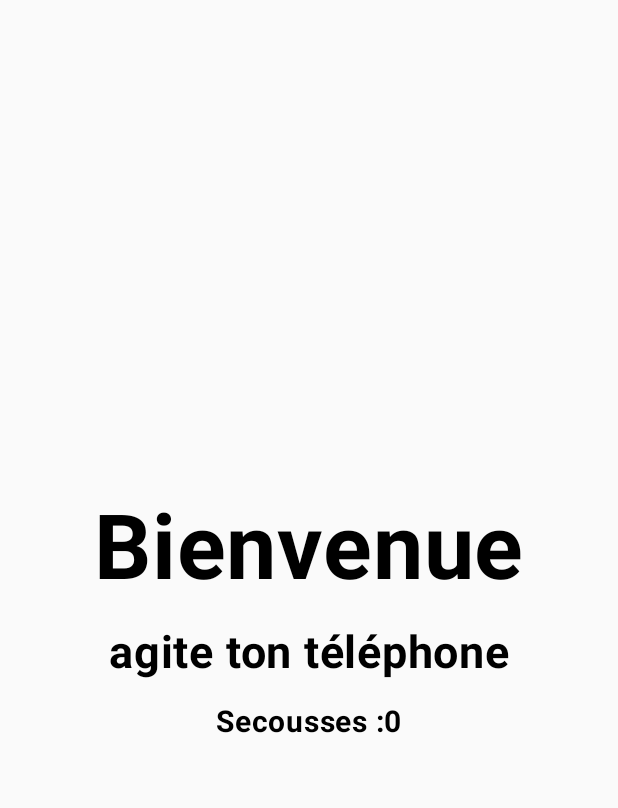
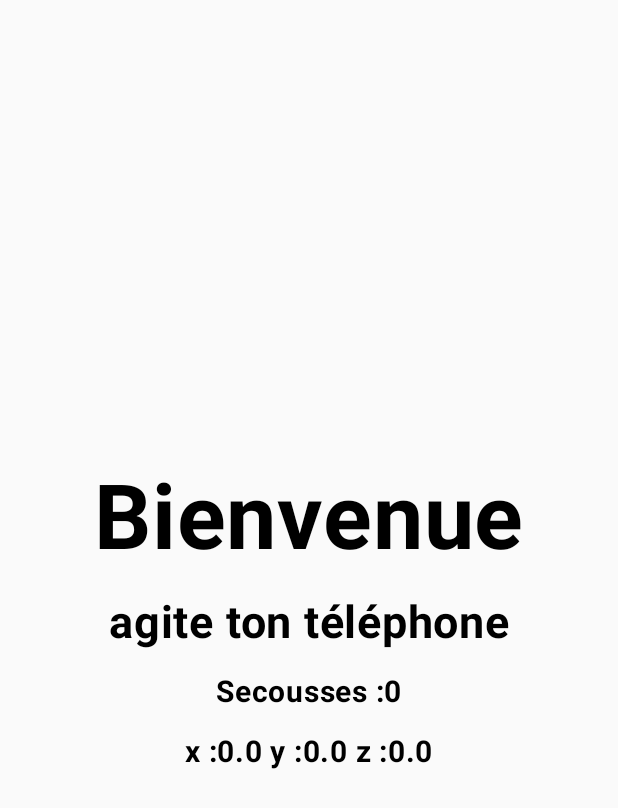
Before and after one commit to Nissyaniss/ShiFouDuBus_R4A11_Project, an Android app built with Jetpack Compose: the screen it shows after launch (MainActivity), after a tap on "Jouer", on a phone screen of 412 x 824 dp. Shown: the top 808 px of the screen. Run offline under Robolectric (Android 15) with nearby library versions, the phone set to English and light mode, and no system bars.

Commit message:
ajout valeurs accelerometre

```diff
--- a/app/src/main/java/org/nissya/shifoudubus/MainActivity.kt
+++ b/app/src/main/java/org/nissya/shifoudubus/MainActivity.kt
@@ -1,5 +1,6 @@
 package org.nissya.shifoudubus
 
+import android.annotation.SuppressLint
 import android.hardware.Sensor
 import android.hardware.SensorEvent
 import android.hardware.SensorEventListener
@@ -18,13 +19,20 @@ import androidx.compose.ui.res.stringResource
 import androidx.compose.ui.text.font.FontWeight
 import androidx.compose.ui.unit.dp
 import androidx.compose.ui.unit.sp
+import androidx.lifecycle.ViewModel
+import androidx.lifecycle.viewmodel.compose.viewModel
 import androidx.navigation.NavController
 import androidx.navigation.compose.NavHost
 import androidx.navigation.compose.composable
 import androidx.navigation.compose.rememberNavController
 import org.nissya.shifoudubus.ui.theme.ShiFouDuBusTheme
-import java.text.SimpleDateFormat
-import java.util.*
+
+class ShakeViewModel : ViewModel() {
+    var shakeCount by mutableStateOf(0)
+    var x by mutableStateOf(0f)
+    var y by mutableStateOf(0f)
+    var z by mutableStateOf(0f)
+}
 
 class MainActivity : ComponentActivity() {
     private lateinit var sensorManager: SensorManager
@@ -39,45 +47,46 @@ class MainActivity : ComponentActivity() {
 
         setContent {
             ShiFouDuBusTheme {
-                var shakeCount by remember { mutableStateOf(0) }
+                val viewModel: ShakeViewModel = viewModel()
 
-
+                // Gestion du capteur avec LaunchedEffect
+                LaunchedEffect(Unit) {
+                    val accelerometer = sensorManager.getDefaultSensor(Sensor.TYPE_ACCELEROMETER)
+                    if (accelerometer != null) {
                         sensorEventListener = object : SensorEventListener {
                             override fun onSensorChanged(event: SensorEvent) {
-                        val x = event.values[0]
-                        val y = event.values[1]
-                        val z = event.values[2]
-                        val acceleration = Math.sqrt((x * x + y * y + z * z).toDouble())
+                                viewModel.x = event.values[0]
+                                viewModel.y = event.values[1]
+                                viewModel.z = event.values[2]
+                                val acceleration = Math.sqrt((viewModel.x * viewModel.x + viewModel.y * viewModel.y + viewModel.z * viewModel.z).toDouble())
 
                                 val currentTime = System.currentTimeMillis()
                                 if (acceleration > 50 && currentTime - lastShakeTime > 300) {
                                     lastShakeTime = currentTime
-                            shakeCount += 1
-
-
+                                    viewModel.shakeCount += 1
                                 }
                             }
 
                             override fun onAccuracyChanged(sensor: Sensor?, accuracy: Int) {}
                         }
 
-                val accelerometer = sensorManager.getDefaultSensor(Sensor.TYPE_ACCELEROMETER)
-                if (accelerometer != null) {
                         sensorManager.registerListener(
                             sensorEventListener,
                             accelerometer,
                             SensorManager.SENSOR_DELAY_UI
                         )
                     }
+                }
 
-                AppNavigation(shakeCount)
-            }
+                DisposableEffect(Unit) {
+                    onDispose {
+                        sensorManager.unregisterListener(sensorEventListener)
                     }
                 }
 
-    override fun onDestroy() {
-        super.onDestroy()
-        sensorManager.unregisterListener(sensorEventListener)
+                AppNavigation(viewModel)
+            }
+        }
     }
 }
 
@@ -101,8 +110,9 @@ fun Home(navController: NavController) {
     }
 }
 
+@SuppressLint("DefaultLocale")
 @Composable
-fun Game(navController: NavController, shakeDetected: Int) {
+fun Game(navController: NavController, viewModel: ShakeViewModel) {
     Column(
         modifier = Modifier.fillMaxSize(),
         verticalArrangement = Arrangement.Center,
@@ -121,20 +131,27 @@ fun Game(navController: NavController, shakeDetected: Int) {
         )
         Spacer(modifier = Modifier.height(16.dp))
         Text(
-            text = stringResource(R.string.shake)  + shakeDetected,
+            text = stringResource(R.string.shake) + viewModel.shakeCount,
             fontSize = 20.sp,
             fontWeight = FontWeight.Bold
         )
-
+        Spacer(modifier = Modifier.height(16.dp))
+        Text(
+            text = stringResource(R.string.x) + String.format("%.1f", viewModel.x) + " "+
+                    stringResource(R.string.y) + String.format("%.1f", viewModel.y) + " "+
+                    stringResource(R.string.z) + String.format("%.1f", viewModel.z),
+            fontSize = 20.sp,
+            fontWeight = FontWeight.Bold
+        )
     }
 }
 
 @Composable
-fun AppNavigation(shakeDetected: Int) {
+fun AppNavigation(viewModel: ShakeViewModel) {
     val navController = rememberNavController()
 
     NavHost(navController = navController, startDestination = "home") {
         composable("home") { Home(navController) }
-        composable("game") { Game(navController = navController, shakeDetected = shakeDetected) }
+        composable("game") { Game(navController = navController, viewModel = viewModel) }
     }
 }
--- a/app/src/main/res/values/strings.xml
+++ b/app/src/main/res/values/strings.xml
@@ -6,4 +6,7 @@
     <string name="welcome">Bienvenue</string>
     <string name="shake_instruction">agite ton téléphone</string>
     <string name="shake">Secousses :</string>
+    <string name="x"> x :</string>
+    <string name="y"> y :</string>
+    <string name="z"> z :</string>
 </resources>
```
Lines whose indentation alone changed are shown as unchanged.
